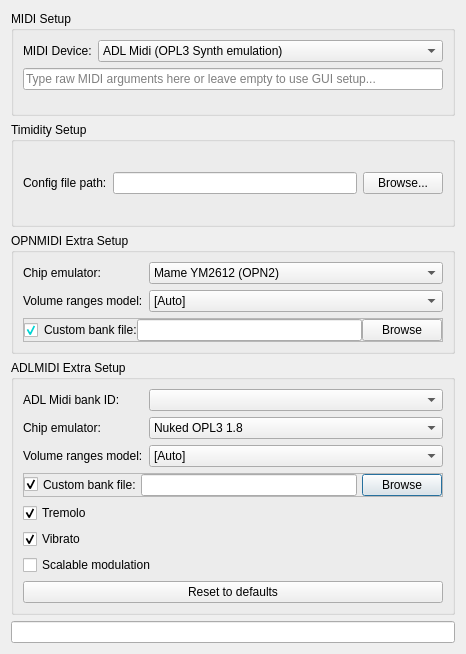
First picture: the form in examples/MusPlay-Qt/MainWindow/setup_midi.ui, repository WohlSoft/SDL-Mixer-X, before the edit.
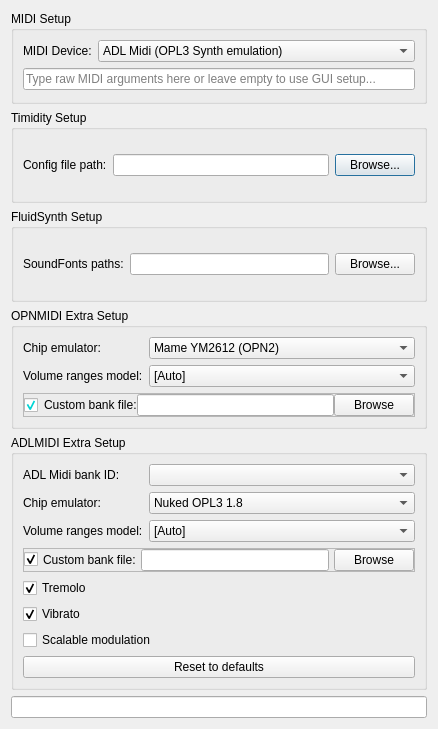
Second picture: the form after the edit.

Commit message: MusPlayQt: Allow SF2 switch with FluidSynth use

```diff
--- a/examples/MusPlay-Qt/MainWindow/setup_midi.ui
+++ b/examples/MusPlay-Qt/MainWindow/setup_midi.ui
@@ -6,15 +6,204 @@
    <rect>
     <x>0</x>
     <y>0</y>
-    <width>466</width>
-    <height>654</height>
+    <width>438</width>
+    <height>729</height>
    </rect>
   </property>
   <property name="windowTitle">
    <string>MIDI Setup</string>
   </property>
   <layout class="QGridLayout" name="gridLayout">
+   <item row="1" column="0">
+    <widget class="QGroupBox" name="timidity_extra">
+     <property name="title">
+      <string>Timidity Setup</string>
+     </property>
+     <layout class="QGridLayout" name="gridLayout_2">
+      <item row="0" column="0">
+       <widget class="QLabel" name="timidityCfgPathLabel">
+        <property name="text">
+         <string>Config file path:</string>
+        </property>
+       </widget>
+      </item>
+      <item row="0" column="1">
+       <widget class="QLineEdit" name="timidityCfgPath"/>
+      </item>
+      <item row="0" column="2">
+       <widget class="QPushButton" name="timidityCfgPathBrowse">
+        <property name="text">
+         <string>Browse...</string>
+        </property>
+       </widget>
+      </item>
+     </layout>
+    </widget>
+   </item>
    <item row="3" column="0">
+    <widget class="QGroupBox" name="opnmidi_extra">
+     <property name="title">
+      <string>OPNMIDI Extra Setup</string>
+     </property>
+     <layout class="QGridLayout" name="gridLayout_4" columnstretch="0,1000">
+      <item row="0" column="0">
+       <widget class="QLabel" name="adlEmulatorLabel_2">
+        <property name="text">
+         <string>Chip emulator:</string>
+        </property>
+       </widget>
+      </item>
+      <item row="1" column="0">
+       <widget class="QLabel" name="label_6">
+        <property name="text">
+         <string>Volume ranges model:</string>
+        </property>
+       </widget>
+      </item>
+      <item row="1" column="1">
+       <widget class="QComboBox" name="opnVolumeModel">
+        <item>
+         <property name="text">
+          <string>[Auto]</string>
+         </property>
+        </item>
+        <item>
+         <property name="text">
+          <string>Generic</string>
+         </property>
+        </item>
+        <item>
+         <property name="text">
+          <string>Native OPN2</string>
+         </property>
+        </item>
+        <item>
+         <property name="text">
+          <string>DMX</string>
+         </property>
+        </item>
+        <item>
+         <property name="text">
+          <string>Apogee</string>
+         </property>
+        </item>
+        <item>
+         <property name="text">
+          <string>9X</string>
+         </property>
+        </item>
+       </widget>
+      </item>
+      <item row="3" column="0" colspan="2">
+       <widget class="QFrame" name="frame">
+        <property name="minimumSize">
+         <size>
+          <width>0</width>
+          <height>24</height>
+         </size>
+        </property>
+        <property name="frameShape">
+         <enum>QFrame::StyledPanel</enum>
+        </property>
+        <property name="frameShadow">
+         <enum>QFrame::Raised</enum>
+        </property>
+        <layout class="QHBoxLayout" name="horizontalLayout">
+         <property name="spacing">
+          <number>0</number>
+         </property>
+         <property name="leftMargin">
+          <number>0</number>
+         </property>
+         <property name="topMargin">
+          <number>0</number>
+         </property>
+         <property name="rightMargin">
+          <number>0</number>
+         </property>
+         <property name="bottomMargin">
+          <number>0</number>
+         </property>
+         <item>
+          <widget class="QCheckBox" name="opn_use_custom">
+           <property name="toolTip">
+            <string>&lt;html&gt;&lt;head/&gt;&lt;body&gt;&lt;p&gt;Check this to use custom bank.&lt;/p&gt;&lt;p&gt;Uncheck this if you want to use default bank and keep custom bank field be filled.&lt;/p&gt;&lt;/body&gt;&lt;/html&gt;</string>
+           </property>
+           <property name="styleSheet">
+            <string notr="true">QCheckBox {
+	border-color: rgb(0, 170, 0);
+    border-width: 1px;
+	color: rgb(0, 255, 255);
+ }</string>
+           </property>
+           <property name="text">
+            <string/>
+           </property>
+           <property name="checked">
+            <bool>true</bool>
+           </property>
+          </widget>
+         </item>
+         <item>
+          <widget class="QLabel" name="label_10">
+           <property name="text">
+            <string>Custom bank file:</string>
+           </property>
+          </widget>
+         </item>
+         <item>
+          <widget class="QLineEdit" name="opn_bank"/>
+         </item>
+         <item>
+          <widget class="QPushButton" name="opn_bank_browse">
+           <property name="text">
+            <string>Browse</string>
+           </property>
+          </widget>
+         </item>
+        </layout>
+       </widget>
+      </item>
+      <item row="0" column="1">
+       <widget class="QComboBox" name="opnEmulator">
+        <item>
+         <property name="text">
+          <string>Mame YM2612 (OPN2)</string>
+         </property>
+        </item>
+        <item>
+         <property name="text">
+          <string>Nuked OPN2</string>
+         </property>
+        </item>
+        <item>
+         <property name="text">
+          <string>GENS 2.10 OPN2</string>
+         </property>
+        </item>
+        <item>
+         <property name="text">
+          <string>Neko Project II OPNA</string>
+         </property>
+        </item>
+        <item>
+         <property name="text">
+          <string>Mame YM2608 (OPNA)</string>
+         </property>
+        </item>
+       </widget>
+      </item>
+     </layout>
+    </widget>
+   </item>
+   <item row="6" column="0">
+    <widget class="QLineEdit" name="autoArguments">
+     <property name="readOnly">
+      <bool>true</bool>
+     </property>
+    </widget>
+   </item>
+   <item row="4" column="0">
     <widget class="QGroupBox" name="adlmidi_xtra">
      <property name="title">
       <string>ADLMIDI Extra Setup</string>
@@ -221,162 +410,6 @@
      </layout>
     </widget>
    </item>
-   <item row="2" column="0">
-    <widget class="QGroupBox" name="opnmidi_extra">
-     <property name="title">
-      <string>OPNMIDI Extra Setup</string>
-     </property>
-     <layout class="QGridLayout" name="gridLayout_4" columnstretch="0,1000">
-      <item row="0" column="0">
-       <widget class="QLabel" name="adlEmulatorLabel_2">
-        <property name="text">
-         <string>Chip emulator:</string>
-        </property>
-       </widget>
-      </item>
-      <item row="1" column="0">
-       <widget class="QLabel" name="label_6">
-        <property name="text">
-         <string>Volume ranges model:</string>
-        </property>
-       </widget>
-      </item>
-      <item row="1" column="1">
-       <widget class="QComboBox" name="opnVolumeModel">
-        <item>
-         <property name="text">
-          <string>[Auto]</string>
-         </property>
-        </item>
-        <item>
-         <property name="text">
-          <string>Generic</string>
-         </property>
-        </item>
-        <item>
-         <property name="text">
-          <string>Native OPN2</string>
-         </property>
-        </item>
-        <item>
-         <property name="text">
-          <string>DMX</string>
-         </property>
-        </item>
-        <item>
-         <property name="text">
-          <string>Apogee</string>
-         </property>
-        </item>
-        <item>
-         <property name="text">
-          <string>9X</string>
-         </property>
-        </item>
-       </widget>
-      </item>
-      <item row="3" column="0" colspan="2">
-       <widget class="QFrame" name="frame">
-        <property name="minimumSize">
-         <size>
-          <width>0</width>
-          <height>24</height>
-         </size>
-        </property>
-        <property name="frameShape">
-         <enum>QFrame::StyledPanel</enum>
-        </property>
-        <property name="frameShadow">
-         <enum>QFrame::Raised</enum>
-        </property>
-        <layout class="QHBoxLayout" name="horizontalLayout">
-         <property name="spacing">
-          <number>0</number>
-         </property>
-         <property name="leftMargin">
-          <number>0</number>
-         </property>
-         <property name="topMargin">
-          <number>0</number>
-         </property>
-         <property name="rightMargin">
-          <number>0</number>
-         </property>
-         <property name="bottomMargin">
-          <number>0</number>
-         </property>
-         <item>
-          <widget class="QCheckBox" name="opn_use_custom">
-           <property name="toolTip">
-            <string>&lt;html&gt;&lt;head/&gt;&lt;body&gt;&lt;p&gt;Check this to use custom bank.&lt;/p&gt;&lt;p&gt;Uncheck this if you want to use default bank and keep custom bank field be filled.&lt;/p&gt;&lt;/body&gt;&lt;/html&gt;</string>
-           </property>
-           <property name="styleSheet">
-            <string notr="true">QCheckBox {
-	border-color: rgb(0, 170, 0);
-    border-width: 1px;
-	color: rgb(0, 255, 255);
- }</string>
-           </property>
-           <property name="text">
-            <string/>
-           </property>
-           <property name="checked">
-            <bool>true</bool>
-           </property>
-          </widget>
-         </item>
-         <item>
-          <widget class="QLabel" name="label_10">
-           <property name="text">
-            <string>Custom bank file:</string>
-           </property>
-          </widget>
-         </item>
-         <item>
-          <widget class="QLineEdit" name="opn_bank"/>
-         </item>
-         <item>
-          <widget class="QPushButton" name="opn_bank_browse">
-           <property name="text">
-            <string>Browse</string>
-           </property>
-          </widget>
-         </item>
-        </layout>
-       </widget>
-      </item>
-      <item row="0" column="1">
-       <widget class="QComboBox" name="opnEmulator">
-        <item>
-         <property name="text">
-          <string>Mame YM2612 (OPN2)</string>
-         </property>
-        </item>
-        <item>
-         <property name="text">
-          <string>Nuked OPN2</string>
-         </property>
-        </item>
-        <item>
-         <property name="text">
-          <string>GENS 2.10 OPN2</string>
-         </property>
-        </item>
-        <item>
-         <property name="text">
-          <string>Neko Project II OPNA</string>
-         </property>
-        </item>
-        <item>
-         <property name="text">
-          <string>Mame YM2608 (OPNA)</string>
-         </property>
-        </item>
-       </widget>
-      </item>
-     </layout>
-    </widget>
-   </item>
    <item row="0" column="0">
     <widget class="QGroupBox" name="midi_setup">
      <property name="title">
@@ -432,31 +465,24 @@
      </layout>
     </widget>
    </item>
-   <item row="5" column="0">
-    <widget class="QLineEdit" name="autoArguments">
-     <property name="readOnly">
-      <bool>true</bool>
-     </property>
-    </widget>
-   </item>
-   <item row="1" column="0">
+   <item row="2" column="0">
     <widget class="QGroupBox" name="groupBox">
      <property name="title">
-      <string>Timidity Setup</string>
+      <string>FluidSynth Setup</string>
      </property>
-     <layout class="QGridLayout" name="gridLayout_2">
+     <layout class="QGridLayout" name="gridLayout_3">
       <item row="0" column="0">
-       <widget class="QLabel" name="timidityCfgPathLabel">
+       <widget class="QLabel" name="label">
         <property name="text">
-         <string>Config file path:</string>
+         <string>SoundFonts paths:</string>
         </property>
        </widget>
       </item>
       <item row="0" column="1">
-       <widget class="QLineEdit" name="timidityCfgPath"/>
+       <widget class="QLineEdit" name="fluidSynthSF2Paths"/>
       </item>
       <item row="0" column="2">
-       <widget class="QPushButton" name="timidityCfgPathBrowse">
+       <widget class="QPushButton" name="fluidSynthSF2PathsBrowse">
         <property name="text">
          <string>Browse...</string>
         </property>
```
The commit also changes 4 other files.
